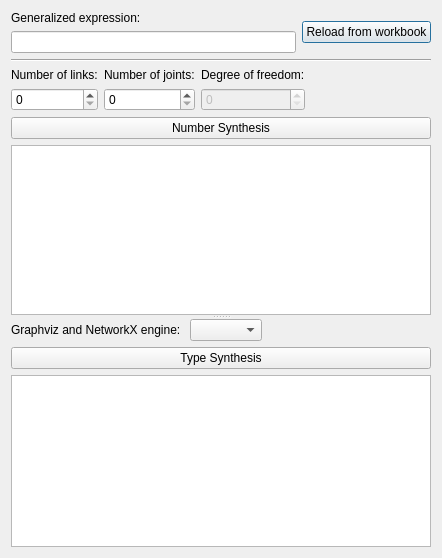
Qt form core/synthesis/NumberAndTypeSynthesis/Permutations.ui (KmolYuan/Pyslvs-UI) before a commit.
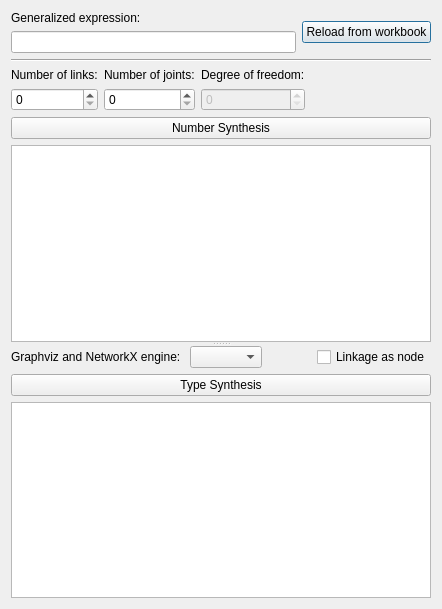
The same form after that commit. Icons and pictures are not drawn.

Commit message: Link as node option.

The edit to the form file:
```diff
--- a/core/synthesis/NumberAndTypeSynthesis/Permutations.ui
+++ b/core/synthesis/NumberAndTypeSynthesis/Permutations.ui
@@ -7,7 +7,7 @@
     <x>0</x>
     <y>0</y>
     <width>442</width>
-    <height>558</height>
+    <height>609</height>
    </rect>
   </property>
   <property name="windowTitle">
@@ -175,6 +175,13 @@
            </property>
           </spacer>
          </item>
+         <item>
+          <widget class="QCheckBox" name="graph_link_as_node">
+           <property name="text">
+            <string>Linkage as node</string>
+           </property>
+          </widget>
+         </item>
         </layout>
        </item>
        <item>
```
The commit also changes 5 other files.
